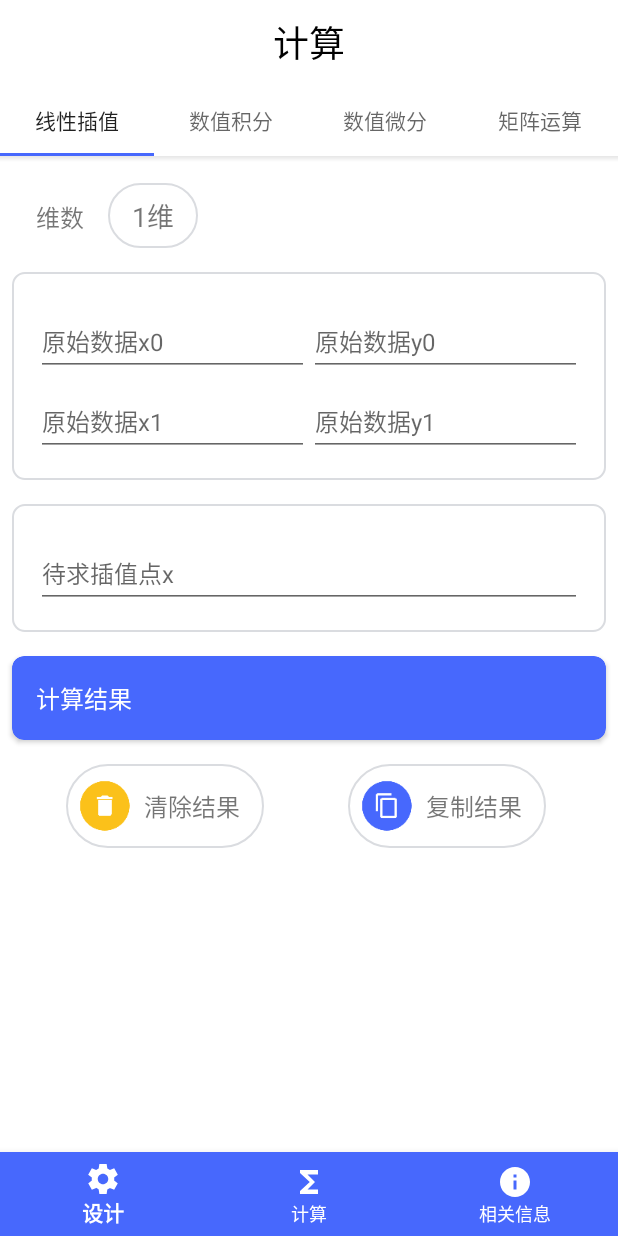
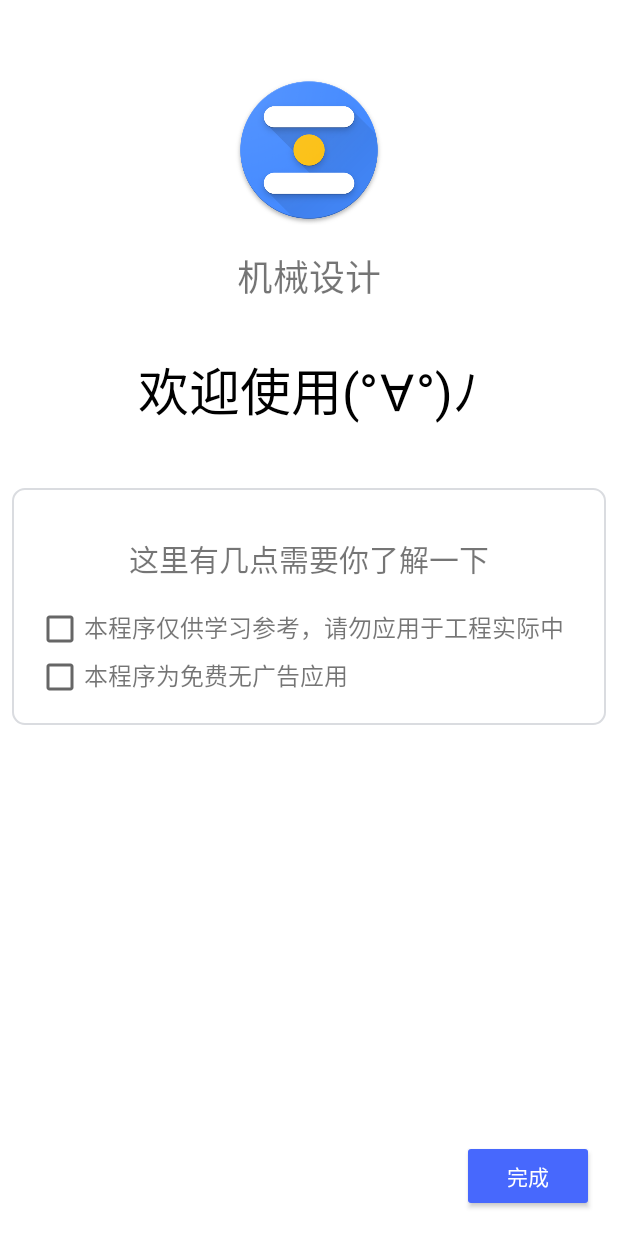
Before and after one commit to Fu-Qingchen/machine_helper, an Android app: the screen it shows after launch (MainActivity before the commit, GuideActivity after it), on a phone screen of 412 x 824 dp. Run offline under Robolectric (Android 15) with nearby library versions, the phone set to English and light mode, and no system bars.

Commit message:
Add Welcome Activity
Signed-off-by: Fu-Qingchen <fuqingchen@whut.edu.cn>

```diff
--- a/app/src/main/AndroidManifest.xml
+++ b/app/src/main/AndroidManifest.xml
@@ -10,15 +10,27 @@
         android:supportsRtl="true"
         android:theme="@style/AppTheme">
         <activity
-            android:name=".MainActivity"
-            android:screenOrientation="portrait">
+            android:name=".WelcomeActivity"
+            android:fitsSystemWindows="true"
+            android:screenOrientation="portrait"
+            android:theme="@style/StartTheme">
             <intent-filter>
                 <action android:name="android.intent.action.MAIN" />
 
                 <category android:name="android.intent.category.LAUNCHER" />
             </intent-filter>
         </activity>
-        <activity android:name=".OpenSourceActivity"></activity>
+        <activity android:name=".GuideActivity">
+            <intent-filter>
+                <action android:name="android.intent.action.MAIN" />
+            </intent-filter>
+        </activity>
+        <activity android:name=".OpenSourceActivity" />
+        <activity android:name=".MainActivity">
+            <intent-filter>
+                <action android:name="android.intent.action.MAIN" />
+            </intent-filter>
+        </activity>
     </application>
 
 </manifest>
--- /dev/null
+++ b/app/src/main/java/top/fuqingchen/machinedesign/GuideActivity.java
@@ -0,0 +1,26 @@
+package top.fuqingchen.machinedesign;
+
+import android.content.Intent;
+import android.support.v7.app.AppCompatActivity;
+import android.os.Bundle;
+import android.view.View;
+import android.widget.Button;
+
+public class GuideActivity extends AppCompatActivity {
+
+    @Override
+    protected void onCreate(Bundle savedInstanceState) {
+        super.onCreate(savedInstanceState);
+        setContentView(R.layout.activity_guide);
+
+        Button button = findViewById(R.id.guide_finish);
+
+        button.setOnClickListener(new View.OnClickListener() {
+            @Override
+            public void onClick(View view) {
+                startActivity(new Intent(GuideActivity.this, MainActivity.class));
+                finish();
+            }
+        });
+    }
+}
--- /dev/null
+++ b/app/src/main/java/top/fuqingchen/machinedesign/WelcomeActivity.java
@@ -0,0 +1,32 @@
+package top.fuqingchen.machinedesign;
+
+import android.content.Intent;
+import android.content.SharedPreferences;
+import android.support.v7.app.AppCompatActivity;
+import android.os.Bundle;
+
+public class WelcomeActivity extends AppCompatActivity {
+
+    @Override
+    protected void onCreate(Bundle savedInstanceState) {
+        super.onCreate(savedInstanceState);
+        date();
+    }
+
+    private void date() {
+        SharedPreferences sharedPreferences = getSharedPreferences("count", MODE_PRIVATE);
+        int count = sharedPreferences.getInt("count", 0);
+        if (count != 0) {
+            Intent in = new Intent(WelcomeActivity.this, MainActivity.class);
+            startActivity(in);
+            finish();
+        } else {
+            Intent in = new Intent(WelcomeActivity.this, GuideActivity.class);
+            startActivity(in);
+            finish();
+        }
+        SharedPreferences.Editor editor = sharedPreferences.edit();
+        editor.putInt("count", ++count);
+        editor.apply();
+    }
+}
--- /dev/null
+++ b/app/src/main/res/drawable/start.xml
@@ -0,0 +1,14 @@
+<?xml version="1.0" encoding="utf-8"?>
+<layer-list xmlns:android="http://schemas.android.com/apk/res/android">
+    <item>
+        <shape android:shape="rectangle">
+            <solid android:color="@color/colorPrimary"/>
+        </shape>
+    </item>
+
+    <item>
+        <bitmap
+            android:gravity="center"
+            android:src="@drawable/ic_launcher_round" />
+    </item>
+</layer-list>
--- /dev/null
+++ b/app/src/main/res/layout/activity_guide.xml
@@ -0,0 +1,106 @@
+<?xml version="1.0" encoding="utf-8"?>
+<LinearLayout xmlns:android="http://schemas.android.com/apk/res/android"
+    xmlns:tools="http://schemas.android.com/tools"
+    android:layout_width="match_parent"
+    android:layout_height="wrap_content"
+    android:orientation="vertical"
+    tools:context=".GuideActivity">
+
+    <ImageView
+        android:layout_width="100dp"
+        android:layout_height="100dp"
+        android:layout_gravity="center_horizontal"
+        android:layout_marginTop="50dp"
+        android:src="@drawable/web_hi_res_512_round" />
+
+    <TextView
+        android:layout_width="match_parent"
+        android:layout_height="wrap_content"
+        android:layout_margin="16dp"
+        android:gravity="center"
+        android:text="@string/app_name"
+        android:textSize="24sp" />
+
+    <TextView
+        android:layout_width="wrap_content"
+        android:layout_height="wrap_content"
+        android:layout_gravity="center"
+        android:layout_margin="16dp"
+        android:text="@string/guide_welcome"
+        android:textColor="@color/black"
+        android:textSize="34sp" />
+
+    <View
+        android:layout_width="wrap_content"
+        android:layout_height="16dp" />
+
+    <LinearLayout
+        style="@style/Input_LinearLayout"
+        android:orientation="vertical">
+
+        <TextView
+            android:layout_width="wrap_content"
+            android:layout_height="wrap_content"
+            android:layout_gravity="center_horizontal"
+            android:layout_margin="16sp"
+            android:text="@string/guide_intro"
+            android:textSize="20sp" />
+
+        <LinearLayout
+            android:layout_width="match_parent"
+            android:layout_height="wrap_content"
+            android:orientation="horizontal">
+
+            <android.support.v7.widget.AppCompatCheckBox
+                android:id="@+id/guide_intro_1"
+                android:layout_width="wrap_content"
+                android:layout_height="wrap_content" />
+
+            <TextView
+                android:layout_width="wrap_content"
+                android:layout_height="wrap_content"
+                android:text="@string/guide_intro_1"
+                android:textSize="16sp" />
+
+        </LinearLayout>
+
+        <LinearLayout
+            android:layout_width="match_parent"
+            android:layout_height="wrap_content"
+            android:orientation="horizontal">
+
+            <android.support.v7.widget.AppCompatCheckBox
+                android:id="@+id/guide_intro_2"
+                android:layout_width="wrap_content"
+                android:layout_height="wrap_content" />
+
+            <TextView
+                android:layout_width="wrap_content"
+                android:layout_height="wrap_content"
+                android:text="@string/guide_intro_2"
+                android:textSize="16sp" />
+
+        </LinearLayout>
+    </LinearLayout>
+
+    <RelativeLayout
+        android:layout_width="match_parent"
+        android:layout_height="match_parent">
+
+        <Button
+            android:id="@+id/guide_finish"
+            style="@style/Widget.AppCompat.Button.Colored"
+            android:layout_width="wrap_content"
+            android:layout_height="wrap_content"
+            android:layout_above="@id/guide_blank"
+            android:layout_alignParentEnd="true"
+            android:layout_margin="16dp"
+            android:text="@string/app_finish" />
+
+        <View
+            android:id="@+id/guide_blank"
+            android:layout_width="wrap_content"
+            android:layout_height="0dp"
+            android:layout_alignParentBottom="true" />
+    </RelativeLayout>
+</LinearLayout>
--- a/app/src/main/res/values/strings.xml
+++ b/app/src/main/res/values/strings.xml
@@ -12,6 +12,13 @@
     <string name="app_unsafe">不安全</string>
     <string name="app_unWrite">没写→_→</string>
     <string name="app_coming_soon">尽请期待</string>
+    <string name="app_finish">完成</string>
+    <string name="guide_welcome">欢迎使用(°∀°)ﾉ</string>
+    <string name="guide_intro">这里有几点需要你了解一下</string>
+    <string name="guide_intro_1">本程序仅供学习参考，请勿应用于工程实际中</string>
+    <string name="guide_intro_2">本程序为免费无广告应用</string>
+    <string name="guide_message">点框以示阅读(´･_･`)</string>
+    <string name="guide_OK">OK（￣▽￣）</string>
     <string name="copy_done">复制好了(=・ω・=)</string>
     <string name="copy_false">你算都没算就叫我复制(-_-#)</string>
     <string name="copyright">Copyright © 2018 Fu_Qingchen.All Rights Reserved.</string>
--- a/app/src/main/res/values/styles.xml
+++ b/app/src/main/res/values/styles.xml
@@ -10,6 +10,12 @@
         <item name="android:navigationBarColor">#3C54FE</item>
     </style>
 
+    <style name="StartTheme" parent="Theme.AppCompat.Light.NoActionBar">
+        <item name="android:windowNoTitle">true</item>
+        <item name="android:windowBackground">@drawable/start</item>
+        <item name="colorPrimaryDark">@color/colorPrimaryDark</item>
+        <item name="android:navigationBarColor">@color/colorPrimaryDark</item>
+    </style>
     <!-- Base application style. -->
     <style name="Normal">
         <item name="android:layout_width">match_parent</item>
@@ -112,6 +118,7 @@
         <item name="android:layout_height">wrap_content</item>
         <item name="android:textSize">16sp</item>
     </style>
+
     <style name="info_ImageView_Right">
         <item name="android:layout_width">wrap_content</item>
         <item name="android:layout_height">wrap_content</item>
@@ -119,6 +126,7 @@
         <item name="android:layout_marginLeft">16dp</item>
         <item name="android:src">@drawable/baseline_keyboard_arrow_right_24</item>
     </style>
+
     <style name="Button">
         <item name="android:layout_height">wrap_content</item>
         <item name="android:layout_marginLeft">16dp</item>
```
Also changed, not shown: app/src/main/res/drawable-hdpi/ic_launcher_round.png (added), app/src/main/res/drawable-mdpi/ic_launcher_round.png (added), app/src/main/res/drawable-xhdpi/ic_launcher_round.png (added), app/src/main/res/drawable-xxhdpi/ic_launcher_round.png (added), app/src/main/res/drawable-xxxhdpi/ic_launcher_round.png (added).
